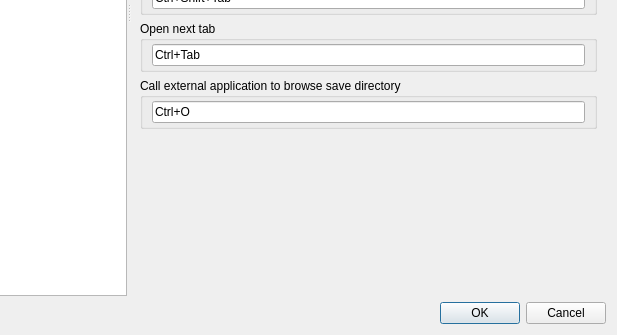
Bionus/imgbrd-grabber, file src/gui/src/settings/options-window.ui: the form before one commit; both pictures show x 126 to 743 and y 284 to 619 of the 743 by 619 pixel window.
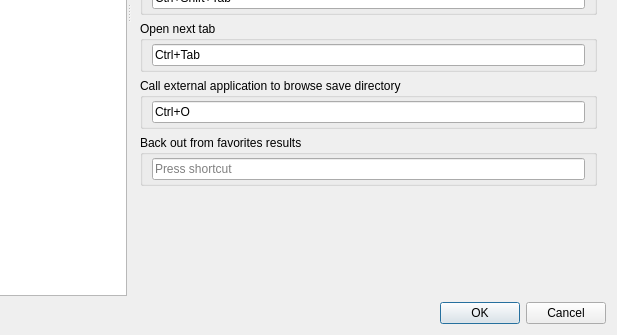
The form after the commit. The open tabs and pages were chosen to show the change. Icons and pictures are not drawn.

Commit message: Add new shortcut to close favorites results (fix #2551)

Diff of the .ui file:
```diff
--- a/src/gui/src/settings/options-window.ui
+++ b/src/gui/src/settings/options-window.ui
@@ -1917,6 +1917,24 @@
               </layout>
              </widget>
             </item>
+            <item>
+             <widget class="QGroupBox" name="groupMainShortcutFavoritesBack">
+              <property name="title">
+               <string>Back out from favorites results</string>
+              </property>
+              <layout class="QHBoxLayout" name="horizontalLayout_29">
+               <property name="topMargin">
+                <number>3</number>
+               </property>
+               <property name="bottomMargin">
+                <number>3</number>
+               </property>
+               <item>
+                <widget class="QKeySequenceEdit" name="keyMainFavoritesBack"/>
+               </item>
+              </layout>
+             </widget>
+            </item>
             <item>
              <spacer name="verticalSpacer_5">
               <property name="orientation">
```
The commit also changes 2 other files.
